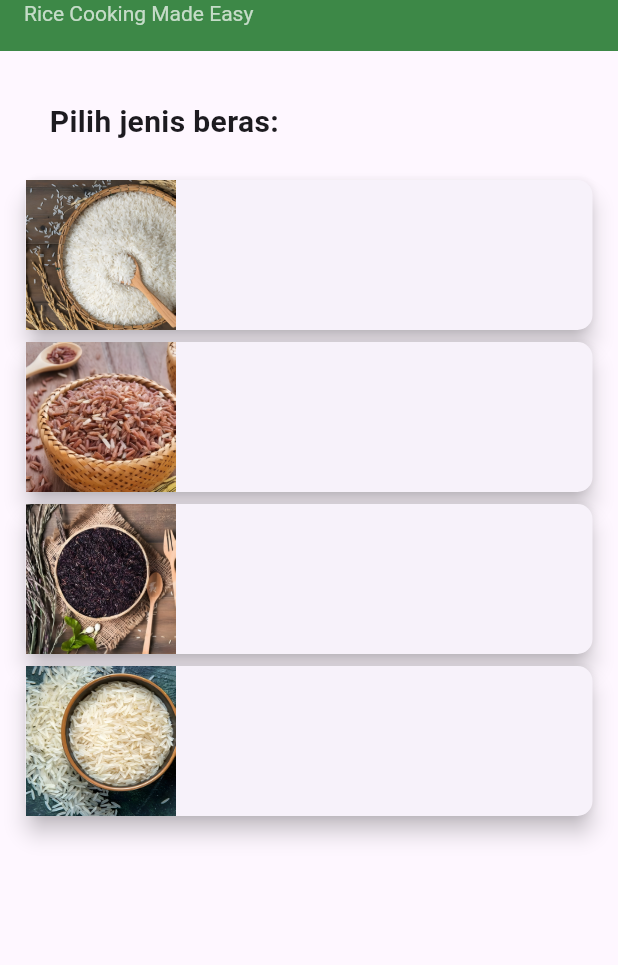
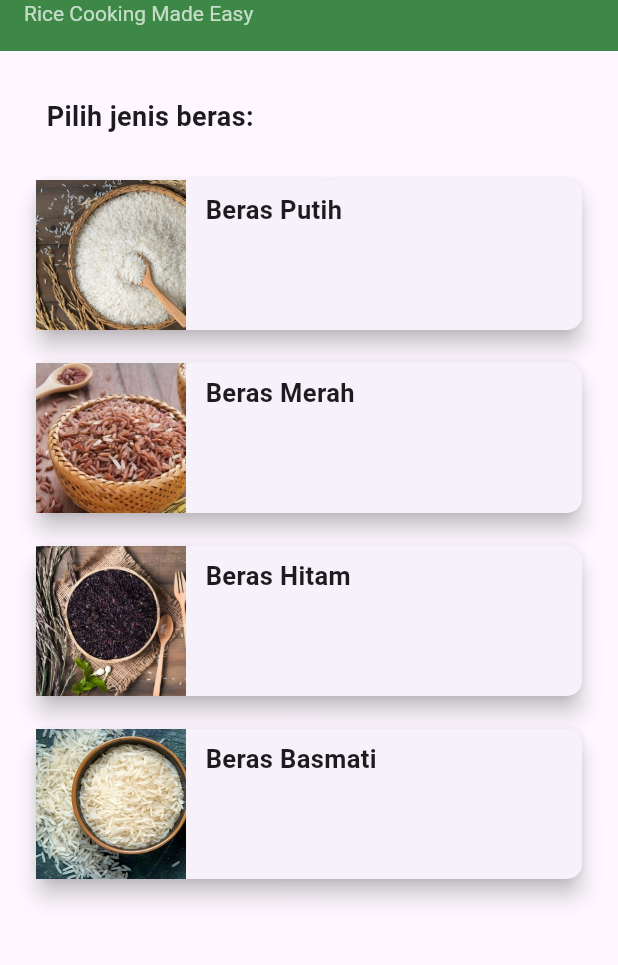
Before and after one commit to LintangNov/EasyRice_WaladiLintangNovianto_ITCMobile, a Flutter app: the screen it shows after launch, on a phone screen of 412 x 824 dp, the part 69-1034 px from its top. Run offline on Flutter 3.47's test engine with Material 3 defaults, Android fonts, the phone set to English and light mode, and no system bars.

Commit message:
tambah page hitung, class hitung takaran, page tampilkan hasil

```diff
--- a/EasyRice/lib/hitungTakaran.dart
+++ b/EasyRice/lib/hitungTakaran.dart
@@ -1,34 +1,44 @@
 abstract class takaran {
-  double hitungNasi();
-  double hitungAir();
+  final double berasPerPorsi = 100;
+
+  double rasioBerasAir();
+
+   Map<String, double> hitungTakaran({double? gramBeras, int? sajianNasi}) {
+
+    double mlAir = 0;
+    double outputBeras = 0;
+    double rasio = rasioBerasAir();
+
+    if (sajianNasi != null) {
+      outputBeras = sajianNasi * berasPerPorsi;
+      mlAir = outputBeras * rasio;
+    } else if (gramBeras != null) {
+      mlAir = gramBeras * rasio;
+    }
+
+    return {
+      "beras": outputBeras,
+      "air": mlAir,
+    };
+   }
 }
 
-class berdasarkanPorsi extends takaran {
-  double porsi;
-  berdasarkanPorsi(this.porsi);
-
+class berasPutih extends takaran{
   @override
-  double hitungNasi() {
-    return porsi * 0.5;
-  }
-
-  @override
-  double hitungAir() {
-    return porsi * 0.5;
-  }
+  double rasioBerasAir() => 1.5;
 }
 
-class berdasarkanBeras extends takaran {
-  double beras;
-  berdasarkanBeras(this.beras);
+class berasMerah extends takaran{
+  @override
+  double rasioBerasAir() => 2.0;
+}
 
+class berasHitam extends takaran{
   @override
-  double hitungNasi() {
-    return beras;
-  }
+  double rasioBerasAir() => 2.5;
+}
 
+class berasBasmati extends takaran{
   @override
-  double hitungAir() {
-    return beras * 2;
-  }
+  double rasioBerasAir() => 1.75;
 }
--- a/EasyRice/lib/main.dart
+++ b/EasyRice/lib/main.dart
@@ -1,5 +1,5 @@
 import 'package:flutter/material.dart';
-import 'menu.dart';
+import 'package:mini_project_warmindo/pageHitungTakaran.dart';
 import 'navbar.dart';
 
 void main() {
@@ -8,7 +8,6 @@ void main() {
 
 class MainApp extends StatelessWidget {
   const MainApp({super.key});
-
 
   @override
   Widget build(BuildContext context) {
@@ -41,55 +40,73 @@ final List<Map<String, String>> daftarBeras = [
     }
   ];
 
-
   @override
   Widget build(BuildContext context) {
     return Scaffold(
         appBar: navbar(),
-      body: Padding(padding: EdgeInsets.all(13),
+        body: Padding(
+            padding: EdgeInsets.all(13),
             child: Column(
               crossAxisAlignment: CrossAxisAlignment.start,
               children: [
                 Container(
-            width: double.maxFinite,
+                  width: MediaQuery.of(context).size.width,
                   margin: EdgeInsets.all(10),
-            padding: EdgeInsets.all(10),
+                  padding: EdgeInsets.all(8),
                   child: Text('Pilih jenis beras:',
                       style: TextStyle(
-              fontSize: 20,
+                        fontSize: 18,
                         fontWeight: FontWeight.bold,
                       )),
                 ),
                 Container(
-            child:
-            Expanded(child: ListView.builder(
+                    child: Expanded(
+                        child: ListView.builder(
                   itemCount: daftarBeras.length,
                   itemBuilder: (context, index) {
-                final beras=daftarBeras[index];
+                    final beras = daftarBeras[index];
                     return InkWell(
+                      onTap: () => Navigator.push(
+                        context,
+                        MaterialPageRoute(
+                          builder: (context) => Pagehitungtakaran(beras: beras),
+                        ),
+                      ),
+                      child: Padding(
+                        padding: const EdgeInsets.all(7.0),
                         child: Card(
                           elevation: 6,
                           shape: RoundedRectangleBorder(
                             borderRadius: BorderRadius.circular(10),
                           ),
                           child: Row(
+                            crossAxisAlignment: CrossAxisAlignment.start,
                             children: [
                               Image.asset(
+                                width: 100,
+                                height: 100,
                                 beras['gambar']!,
-                          width:100,
-                          height: 100,
-
-                        )
+                                fit: BoxFit.cover,
+                              ),
+                              SizedBox(width: 5),
+                              Padding(
+                                padding: const EdgeInsets.all(8.0),
+                                child: Text(
+                                  beras['jenis']!,
+                                  style: TextStyle(
+                                    fontSize: 17,
+                                    fontWeight: FontWeight.w700,
+                                  ),
+                                ),
+                              ),
                             ],
                           ),
                         ),
+                      ),
                     );
-              },))
-          )
+                  },
+                )))
               ],
-
-      )
-      )
-    );
+            )));
   }
 }
--- a/EasyRice/lib/navbar.dart
+++ b/EasyRice/lib/navbar.dart
@@ -22,9 +22,9 @@ AppBar navbar() {
         ),
       ],
     ),
-    backgroundColor: Colors.green[700], // Warna latar belakang AppBar
-    elevation: 5, // Efek bayangan AppBar
-    toolbarHeight: 80, // Tinggi AppBar
-    automaticallyImplyLeading: false, // Hilangkan tombol back
+    backgroundColor: Colors.green[700],
+    elevation: 5,
+    toolbarHeight: 80,
+    automaticallyImplyLeading: false,
   );
 }
```
Also changed, not shown: EasyRice/lib/PageTampilkanHasil.dart (added, +12 -0 lines), EasyRice/lib/menu.dart (deleted, +0 -28 lines), EasyRice/lib/pageHitungTakaran.dart (added, +93 -0 lines), 2 other files. Lines whose indentation alone changed are shown as unchanged.
